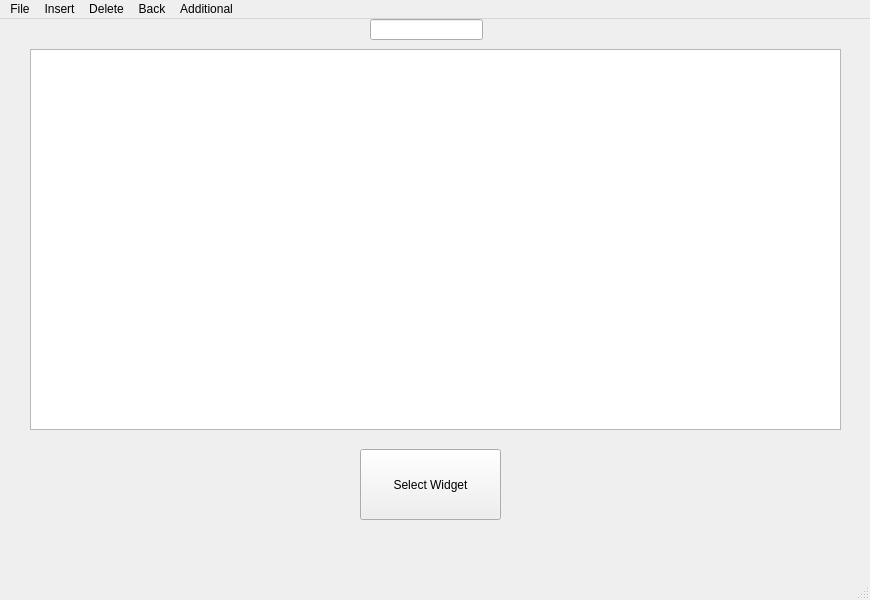
First picture: the form in mainwindow.ui, repository brennanafrank/EasyDraft, before the edit.
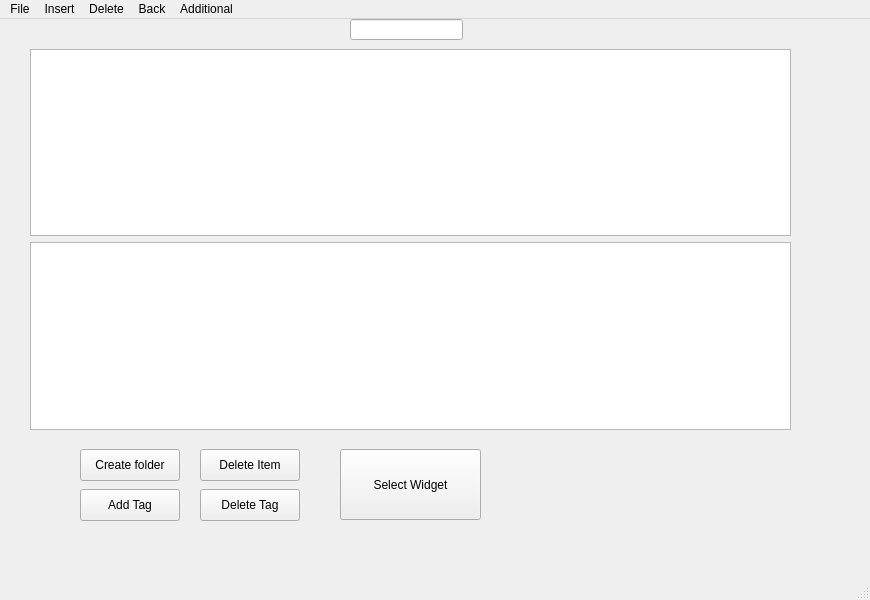
Second picture: the form after the edit. The open tabs and pages were chosen to show the change. Icons and pictures are not drawn.

Commit message: Implemented tags and folders with help of Michael

```diff
--- a/mainwindow.ui
+++ b/mainwindow.ui
@@ -17,7 +17,7 @@
    <widget class="QStackedWidget" name="stackedWidget">
     <property name="geometry">
      <rect>
-      <x>0</x>
+      <x>-20</x>
       <y>0</y>
       <width>861</width>
       <height>571</height>
@@ -27,16 +27,6 @@
      <number>1</number>
     </property>
     <widget class="QWidget" name="page_2">
-     <widget class="QListWidget" name="listWidget">
-      <property name="geometry">
-       <rect>
-        <x>30</x>
-        <y>30</y>
-        <width>811</width>
-        <height>381</height>
-       </rect>
-      </property>
-     </widget>
      <widget class="QPushButton" name="pushButton_4">
       <property name="geometry">
        <rect>
@@ -60,6 +50,76 @@
        </rect>
       </property>
      </widget>
+     <widget class="QWidget" name="verticalLayoutWidget">
+      <property name="geometry">
+       <rect>
+        <x>50</x>
+        <y>30</y>
+        <width>761</width>
+        <height>381</height>
+       </rect>
+      </property>
+      <layout class="QVBoxLayout" name="verticalLayout">
+       <item>
+        <widget class="QListWidget" name="listWidget"/>
+       </item>
+       <item>
+        <widget class="QTreeView" name="pathViewer"/>
+       </item>
+      </layout>
+     </widget>
+     <widget class="QPushButton" name="createFolderButton">
+      <property name="geometry">
+       <rect>
+        <x>100</x>
+        <y>430</y>
+        <width>100</width>
+        <height>32</height>
+       </rect>
+      </property>
+      <property name="text">
+       <string>Create folder</string>
+      </property>
+     </widget>
+     <widget class="QPushButton" name="deleteItemButton">
+      <property name="geometry">
+       <rect>
+        <x>220</x>
+        <y>430</y>
+        <width>100</width>
+        <height>32</height>
+       </rect>
+      </property>
+      <property name="text">
+       <string>Delete Item</string>
+      </property>
+     </widget>
+     <widget class="QPushButton" name="addTagButton">
+      <property name="geometry">
+       <rect>
+        <x>100</x>
+        <y>470</y>
+        <width>100</width>
+        <height>32</height>
+       </rect>
+      </property>
+      <property name="text">
+       <string>Add Tag</string>
+      </property>
+     </widget>
+     <widget class="QPushButton" name="deleteTagButton">
+      <property name="geometry">
+       <rect>
+        <x>220</x>
+        <y>470</y>
+        <width>100</width>
+        <height>32</height>
+       </rect>
+      </property>
+      <property name="text">
+       <string>Delete Tag</string>
+      </property>
+     </widget>
     </widget>
     <widget class="QWidget" name="page_3">
      <widget class="QLabel" name="label">
```
Left out of the diff: 6 changed lines with no effect on the pictures. The commit also changes 7 other files.
